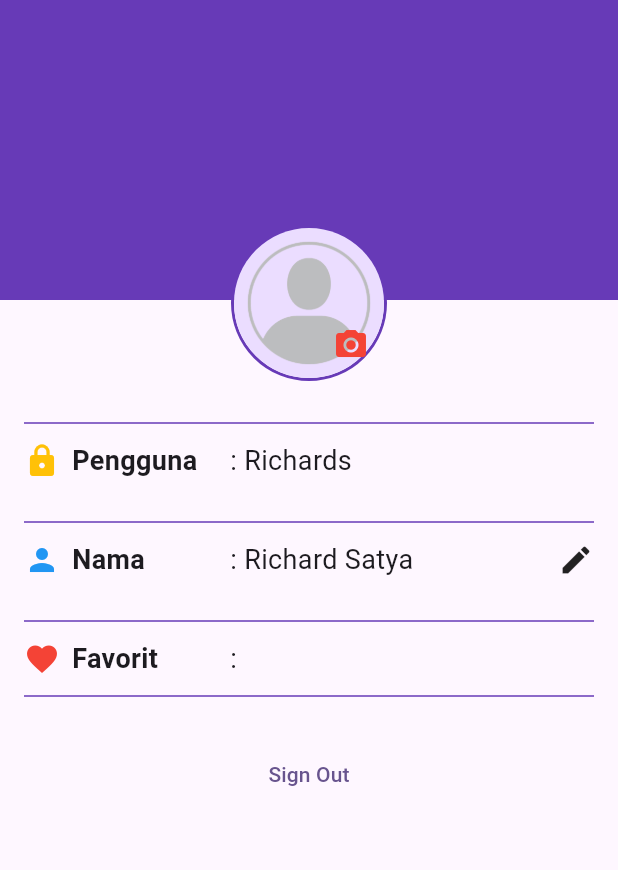
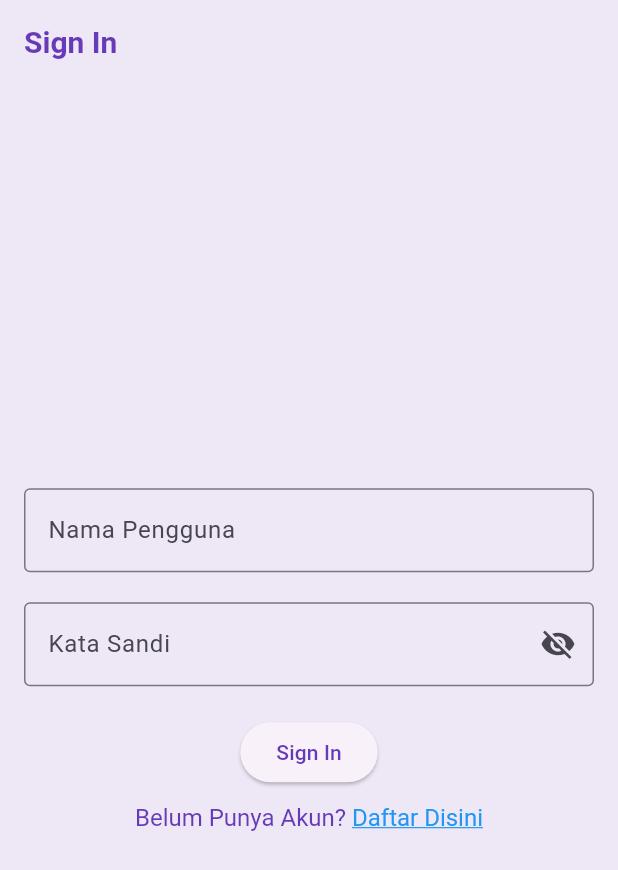
Before and after one commit to stevennvl/prj_wisatacandisi51, a Flutter app: the screen it shows after launch, on a phone screen of 412 x 824 dp. Shown: the top 870 px of the screen. Run offline on Flutter 3.47's test engine with Material 2 defaults, Android fonts, the phone set to English and light mode, and no system bars.

Commit message:
Penambahan Sign In Screen

```diff
--- a/lib/main.dart
+++ b/lib/main.dart
@@ -2,6 +2,7 @@ import 'package:flutter/material.dart';
 import 'package:prj_wisatacandisi51/widgets/detail_screen.dart';
 import 'package:prj_wisatacandisi51/data/candi_data.dart';
 import 'package:prj_wisatacandisi51/widgets/profile_screen.dart';
+import 'package:prj_wisatacandisi51/widgets/signin_screen.dart';
 
 void main() {
   runApp(const MyApp());
@@ -17,10 +18,19 @@ class MyApp extends StatelessWidget {
       title: 'Wisata Candi',
       debugShowCheckedModeBanner: false,
       theme: ThemeData(
-        colorScheme: ColorScheme.fromSeed(seedColor: Colors.deepPurple),
+        appBarTheme: const AppBarTheme(
+            iconTheme: IconThemeData(color: Colors.deepPurple),
+            titleTextStyle: TextStyle(
+                color: Colors.deepPurple,
+                fontSize: 20,
+                fontWeight: FontWeight.bold)),
+        colorScheme: ColorScheme.fromSeed(seedColor: Colors.deepPurple)
+            .copyWith(
+                primary: Colors.deepPurple, surface: Colors.deepPurple[50]),
         useMaterial3: true,
       ),
-      home: const ProfileScreen(),
+      home: const SignInScreen(),
+      // const ProfileScreen(),
       // DetailScreen(candi: candiList[0]),
     );
   }
--- /dev/null
+++ b/lib/widgets/signin_screen.dart
@@ -0,0 +1,99 @@
+import 'package:flutter/gestures.dart';
+import 'package:flutter/material.dart';
+
+class SignInScreen extends StatefulWidget {
+  const SignInScreen({super.key});
+
+  @override
+  State<SignInScreen> createState() => _SignInScreenState();
+}
+
+class _SignInScreenState extends State<SignInScreen> {
+  // TODO: 1. Deklarasikan Variabel
+  final TextEditingController _usernameController = TextEditingController();
+  final TextEditingController _passwordController = TextEditingController();
+  String _errorText = '';
+  bool _isSigned = false;
+  bool _obscurePassword = true;
+
+  @override
+  Widget build(BuildContext context) {
+    return Scaffold(
+      // TODO: 2. Pasang Appbar
+      appBar: AppBar(
+        title: const Text("Sign In"),
+      ),
+      // TODO: 3. Pasang body
+      body: Center(
+        child: SingleChildScrollView(
+          child: Padding(
+            padding: const EdgeInsets.all(16),
+            child: Form(
+              child: Column(
+                // TODO 4. Atur Main Axis Alignment dan Cross Axis Alignment
+                mainAxisAlignment: MainAxisAlignment.center,
+                crossAxisAlignment: CrossAxisAlignment.center,
+                children: [
+                  // TODO 5. Pasang TextFormField Nama Pengguna
+                  TextFormField(
+                    controller: _usernameController,
+                    decoration: const InputDecoration(
+                        labelText: "Nama Pengguna",
+                        border: OutlineInputBorder()),
+                  ),
+                  // TODO 6. Pasang TextFormField Kata Sandi
+                  const SizedBox(
+                    height: 20,
+                  ),
+                  TextFormField(
+                    controller: _passwordController,
+                    decoration: InputDecoration(
+                        labelText: "Kata Sandi",
+                        errorText: _errorText.isNotEmpty ? _errorText : null,
+                        border: const OutlineInputBorder(),
+                        suffixIcon: IconButton(
+                          onPressed: () {
+                            setState(() {
+                              _obscurePassword = !_obscurePassword;
+                            });
+                          },
+                          icon: Icon(_obscurePassword
+                              ? Icons.visibility_off
+                              : Icons.visibility),
+                        )),
+                    obscureText: _obscurePassword,
+                  ),
+
+                  // TODO 7. Pasang Elevated Button Signed In
+                  const SizedBox(height: 20),
+                  ElevatedButton(
+                      onPressed: () {}, child: const Text("Sign In")),
+                  // TODO 8. Pasang TextButton Sign Up
+                  const SizedBox(height: 10),
+                  // TextButton(
+                  //     onPressed: () {},
+                  //     child: const Text("Belum Punya Akun? Daftar Disini")),
+                  RichText(
+                      text: TextSpan(
+                          text: "Belum Punya Akun? ",
+                          style: const TextStyle(
+                              fontSize: 16, color: Colors.deepPurple),
+                          children: <TextSpan>[
+                        TextSpan(
+                          text: "Daftar Disini",
+                          style: const TextStyle(
+                              color: Colors.blue,
+                              decoration: TextDecoration.underline,
+                              fontSize: 16),
+                          recognizer: TapGestureRecognizer()..onTap = () {},
+                        )
+                      ]))
+                ],
+              ),
+            ),
+          ),
+        ),
+      ),
+    );
+  }
+}
```
